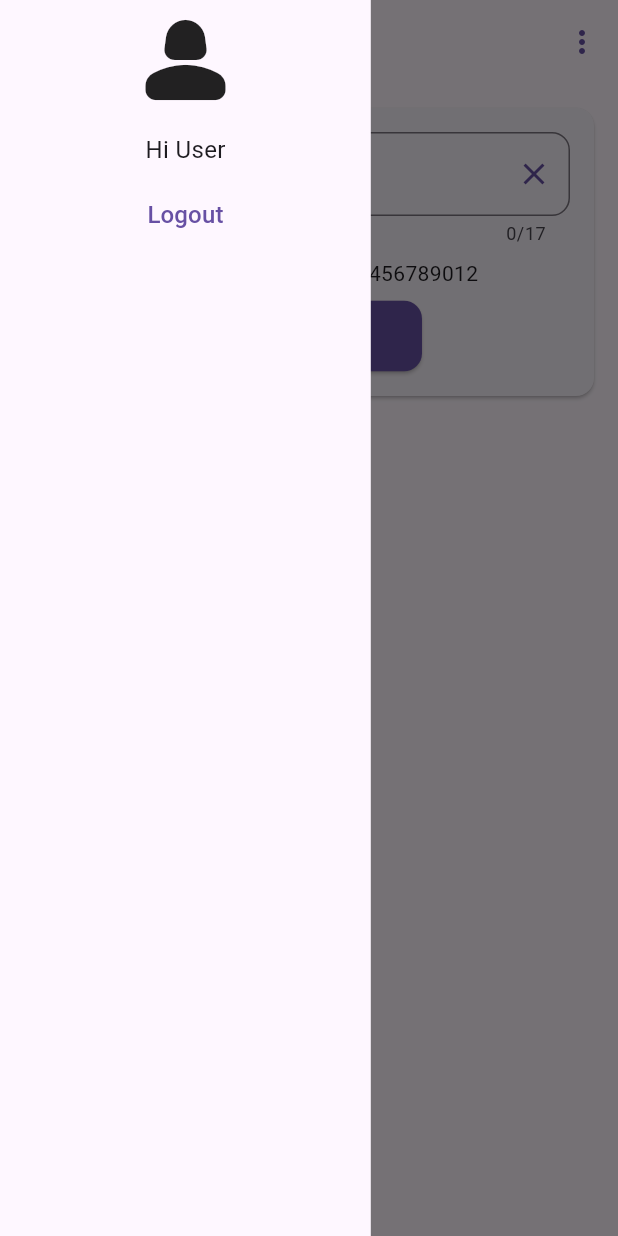
After one commit to rohankandwal/car_on_sale_assignment, a Flutter app: the HomeScreen screen opened by its route, with the side drawer open, on a phone screen of 412 x 824 dp. The commit adds this screen. Run offline on Flutter 3.47's test engine with Material 3 defaults, Android fonts, the phone set to English and light mode, and no system bars; our stand-ins replace either_dart, email_validator, equatable, flutter_bloc, flutter_secure_storage, get_it; missing offline and left inert: is_valid; accounts and stored records are empty; generated files the repository leaves out were written again.

Commit message:
HomeScreen - widgets modified

```diff
--- /dev/null
+++ b/lib/feature/home/presentation/widgets/navigation_drawer_widget.dart
@@ -0,0 +1,52 @@
+import 'package:assignment_car_on_sale/app_routes.dart';
+import 'package:assignment_car_on_sale/core/authentication/authentication_cubit.dart';
+import 'package:assignment_car_on_sale/core/utils/get_it.dart';
+import 'package:flutter/material.dart';
+
+class NavigationDrawerWidget extends StatelessWidget {
+  const NavigationDrawerWidget({super.key});
+
+  @override
+  Widget build(BuildContext context) {
+    final theme = Theme.of(context);
+    return Container(
+      color: theme.canvasColor,
+      width: MediaQuery.of(context).size.width * 0.6,
+      child: Column(
+        crossAxisAlignment: CrossAxisAlignment.stretch,
+        children: [
+          Icon(
+            Icons.person_2_rounded,
+            size: 80,
+          ),
+          Padding(
+            padding: const EdgeInsets.all(8.0),
+            child: Center(
+              child: Text(
+                'Hi User',
+                style: TextStyle(
+                  fontSize: 16,
+                ),
+              ),
+            ),
+          ),
+          TextButton(
+            onPressed: () {
+              getIt.get<AuthenticationCubit>().logout();
+              Navigator.of(context).pushNamedAndRemoveUntil(
+                AppRoutes.loginScreenRoute,
+                (route) => false,
+              );
+            },
+            child: Text(
+              'Logout',
+              style: TextStyle(
+                fontSize: 16,
+              ),
+            ),
+          ),
+        ],
+      ),
+    );
+  }
+}
--- /dev/null
+++ b/lib/feature/home/presentation/widgets/vehicle_search_widget.dart
@@ -0,0 +1,80 @@
+import 'package:assignment_car_on_sale/core/utils/space_limiting_formatter.dart';
+import 'package:flutter/material.dart';
+
+class VehicleSearchWidget extends StatelessWidget {
+  final TextEditingController vinController;
+  final VoidCallback onSearch;
+
+  const VehicleSearchWidget({
+    super.key,
+    required this.vinController,
+    required this.onSearch,
+  });
+
+  @override
+  Widget build(BuildContext context) {
+    final theme = Theme.of(context);
+    return Card(
+      margin: EdgeInsets.all(16.0),
+      child: Padding(
+        padding: const EdgeInsets.all(16.0),
+        child: Column(
+          mainAxisSize: MainAxisSize.min,
+          children: [
+            TextFormField(
+              maxLength: 17,
+              controller: vinController,
+              inputFormatters: [
+                SpaceLimitingFormatter.deny(),
+              ],
+              decoration: InputDecoration(
+                labelText: "Enter VIN",
+                prefixIcon: Icon(Icons.car_rental_sharp,
+                    color: Theme.of(context).colorScheme.primary),
+                border:
+                    OutlineInputBorder(borderRadius: BorderRadius.circular(12)),
+                focusedBorder: OutlineInputBorder(
+                  borderRadius: BorderRadius.circular(12),
+                  borderSide: BorderSide(
+                      color: Theme.of(context).colorScheme.primary, width: 2.0),
+                ),
+                suffixIcon: IconButton(
+                  icon: Icon(Icons.clear,
+                      color: Theme.of(context).colorScheme.primary),
+                  onPressed: () {
+                    vinController.clear();
+                  },
+                ),
+              ),
+            ),
+            Padding(
+              padding: const EdgeInsets.all(8.0),
+              child: Text('Sample Pin - 1G1AZ123456789012'),
+            ),
+            ElevatedButton(
+              style: ElevatedButton.styleFrom(
+                padding: EdgeInsets.symmetric(
+                  vertical: 12,
+                  horizontal: 50,
+                ),
+                shape: RoundedRectangleBorder(
+                  borderRadius: BorderRadius.circular(12),
+                ),
+                backgroundColor: theme.colorScheme.primary,
+              ),
+              onPressed: onSearch,
+              child: Text(
+                'Search',
+                style: TextStyle(
+                  color: theme.colorScheme.onPrimary,
+                  fontWeight: FontWeight.bold,
+                  fontSize: 16,
+                ),
+              ),
+            )
+          ],
+        ),
+      ),
+    );
+  }
+}
```
Also changed, not shown: lib/feature/home/presentation/home_screen.dart (+8 -107 lines).
